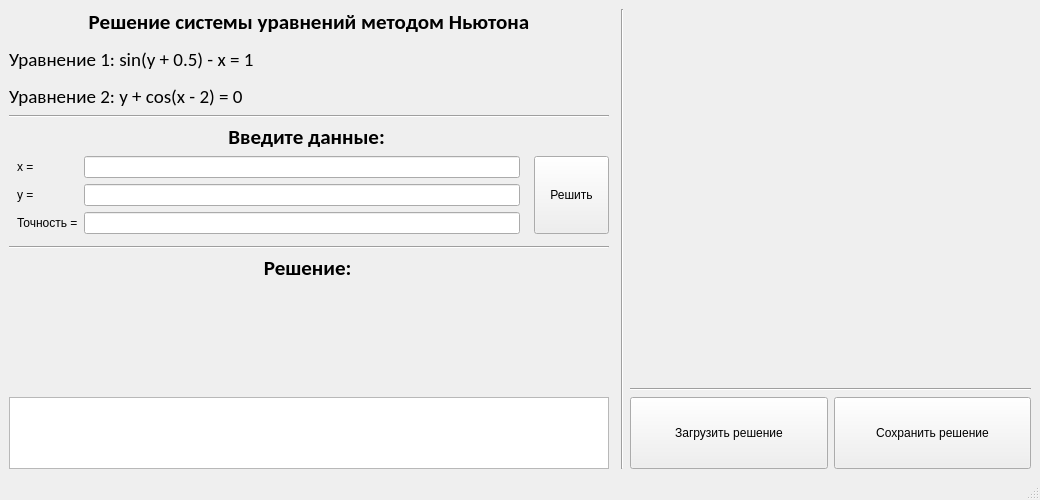
First picture: the form in src/mainwindow/mainwindow.ui, repository DzutsevGeorgy/NewtonSystem, before the edit.
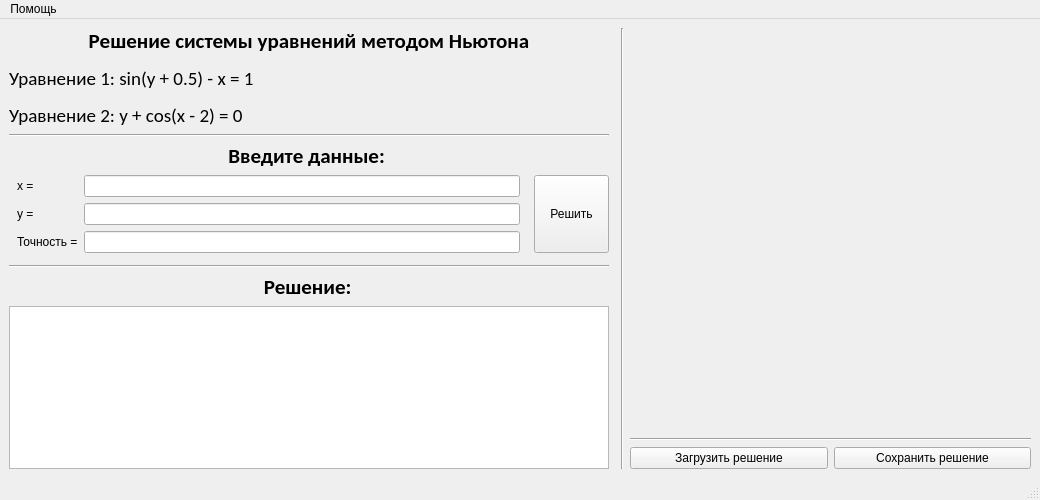
Second picture: the form after the edit.

Commit message: Added about app, file functions

Patch:
```diff
--- a/src/mainwindow/mainwindow.ui
+++ b/src/mainwindow/mainwindow.ui
@@ -195,19 +195,6 @@
       </property>
      </widget>
     </item>
-    <item row="10" column="0">
-     <widget class="QTextEdit" name="textEdit">
-      <property name="verticalScrollBarPolicy">
-       <enum>Qt::ScrollBarAsNeeded</enum>
-      </property>
-      <property name="horizontalScrollBarPolicy">
-       <enum>Qt::ScrollBarAsNeeded</enum>
-      </property>
-      <property name="sizeAdjustPolicy">
-       <enum>QAbstractScrollArea::AdjustToContents</enum>
-      </property>
-     </widget>
-    </item>
     <item row="1" column="2" rowspan="10">
      <widget class="Line" name="line">
       <property name="orientation">
@@ -255,6 +242,19 @@
       </item>
      </layout>
     </item>
+    <item row="8" column="0" rowspan="3">
+     <widget class="QTextEdit" name="textEdit">
+      <property name="verticalScrollBarPolicy">
+       <enum>Qt::ScrollBarAsNeeded</enum>
+      </property>
+      <property name="horizontalScrollBarPolicy">
+       <enum>Qt::ScrollBarAsNeeded</enum>
+      </property>
+      <property name="sizeAdjustPolicy">
+       <enum>QAbstractScrollArea::AdjustToContents</enum>
+      </property>
+     </widget>
+    </item>
    </layout>
   </widget>
   <widget class="QMenuBar" name="menubar">
@@ -266,6 +266,16 @@
      <height>21</height>
     </rect>
    </property>
+   <widget class="QMenu" name="menu">
+    <property name="title">
+     <string>Помощь</string>
+    </property>
+    <addaction name="help"/>
+    <addaction name="separator"/>
+    <addaction name="file"/>
+    <addaction name="app"/>
+   </widget>
+   <addaction name="menu"/>
   </widget>
   <widget class="QStatusBar" name="statusbar"/>
  </widget>
```
Left out of the diff: 15 changed lines with no effect on the pictures. The commit also changes 2 other files.
